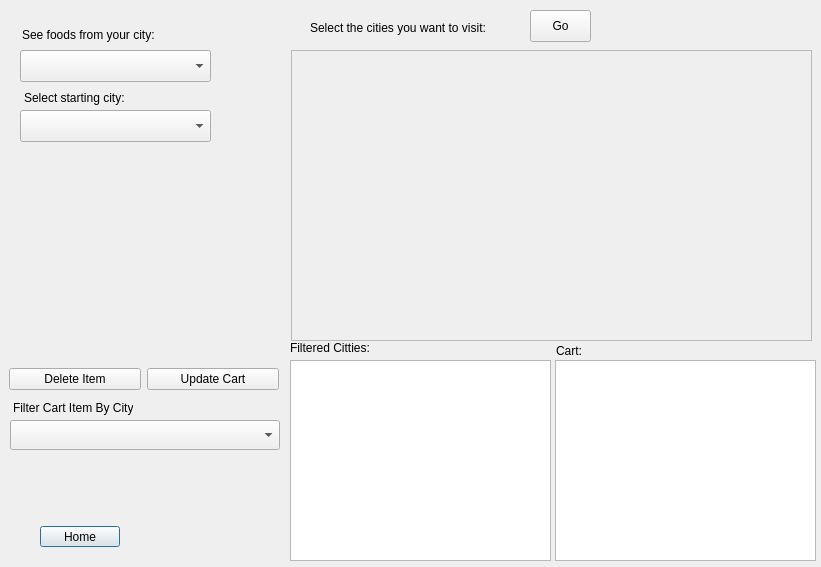
tsukidan/CS1D-Project-1, file customerpage.ui: the form before one commit.
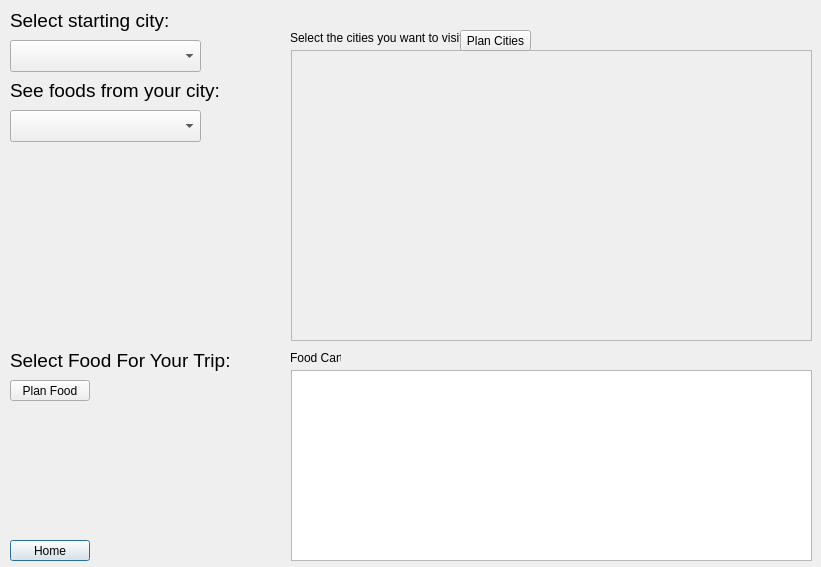
The form after the commit.

Commit message: added in new purchase window

Diff of the .ui file:
```diff
--- a/customerpage.ui
+++ b/customerpage.ui
@@ -16,8 +16,8 @@
   <widget class="QComboBox" name="CityFoodSelect">
    <property name="geometry">
     <rect>
-     <x>20</x>
-     <y>50</y>
+     <x>10</x>
+     <y>40</y>
      <width>191</width>
      <height>32</height>
     </rect>
@@ -26,12 +26,17 @@
   <widget class="QLabel" name="label">
    <property name="geometry">
     <rect>
-     <x>22</x>
-     <y>27</y>
+     <x>10</x>
+     <y>80</y>
      <width>231</width>
-     <height>16</height>
+     <height>21</height>
     </rect>
    </property>
+   <property name="font">
+    <font>
+     <pointsize>14</pointsize>
+    </font>
+   </property>
    <property name="text">
     <string>See foods from your city:</string>
    </property>
@@ -39,8 +44,8 @@
   <widget class="QPushButton" name="returnButton">
    <property name="geometry">
     <rect>
-     <x>40</x>
-     <y>526</y>
+     <x>10</x>
+     <y>540</y>
      <width>80</width>
      <height>21</height>
     </rect>
@@ -52,8 +57,8 @@
   <widget class="QLabel" name="label_2">
    <property name="geometry">
     <rect>
-     <x>310</x>
-     <y>20</y>
+     <x>290</x>
+     <y>30</y>
      <width>231</width>
      <height>16</height>
     </rect>
@@ -82,25 +87,30 @@
   <widget class="QPushButton" name="pushButton">
    <property name="geometry">
     <rect>
-     <x>530</x>
-     <y>10</y>
-     <width>61</width>
-     <height>32</height>
+     <x>460</x>
+     <y>30</y>
+     <width>71</width>
+     <height>21</height>
     </rect>
    </property>
    <property name="text">
-    <string>Go</string>
+    <string>Plan Cities</string>
    </property>
   </widget>
   <widget class="QLabel" name="label_3">
    <property name="geometry">
     <rect>
-     <x>24</x>
-     <y>90</y>
+     <x>10</x>
+     <y>10</y>
      <width>231</width>
-     <height>16</height>
+     <height>21</height>
     </rect>
    </property>
+   <property name="font">
+    <font>
+     <pointsize>14</pointsize>
+    </font>
+   </property>
    <property name="text">
     <string>Select starting city:</string>
    </property>
@@ -108,107 +118,66 @@
   <widget class="QComboBox" name="StartingCitySelect">
    <property name="geometry">
     <rect>
-     <x>20</x>
+     <x>10</x>
      <y>110</y>
      <width>191</width>
      <height>32</height>
     </rect>
    </property>
   </widget>
-  <widget class="QTableView" name="cartCityView">
-   <property name="geometry">
-    <rect>
-     <x>290</x>
-     <y>360</y>
-     <width>261</width>
-     <height>201</height>
-    </rect>
-   </property>
-  </widget>
-  <widget class="QComboBox" name="filterCartBox">
-   <property name="geometry">
-    <rect>
-     <x>10</x>
-     <y>420</y>
-     <width>270</width>
-     <height>30</height>
-    </rect>
-   </property>
-  </widget>
   <widget class="QTableView" name="tableView">
    <property name="geometry">
     <rect>
-     <x>555</x>
-     <y>360</y>
-     <width>261</width>
-     <height>201</height>
+     <x>291</x>
+     <y>370</y>
+     <width>521</width>
+     <height>191</height>
     </rect>
    </property>
   </widget>
-  <widget class="QLabel" name="label_4">
-   <property name="geometry">
-    <rect>
-     <x>13</x>
-     <y>400</y>
-     <width>120</width>
-     <height>16</height>
-    </rect>
-   </property>
-   <property name="text">
-    <string>Filter Cart Item By City:</string>
-   </property>
-  </widget>
-  <widget class="QLabel" name="label_5">
-   <property name="geometry">
-    <rect>
-     <x>290</x>
-     <y>340</y>
-     <width>81</width>
-     <height>16</height>
-    </rect>
-   </property>
-   <property name="text">
-    <string>Filtered Citties:</string>
-   </property>
-  </widget>
   <widget class="QLabel" name="label_6">
    <property name="geometry">
     <rect>
-     <x>556</x>
-     <y>344</y>
-     <width>47</width>
-     <height>13</height>
+     <x>290</x>
+     <y>350</y>
+     <width>51</width>
+     <height>16</height>
     </rect>
    </property>
    <property name="text">
-    <string>Cart:</string>
+    <string>Food Cart:</string>
    </property>
   </widget>
-  <widget class="QWidget" name="">
+  <widget class="QPushButton" name="pushButton_2">
    <property name="geometry">
     <rect>
-     <x>9</x>
-     <y>368</y>
-     <width>270</width>
-     <height>23</height>
+     <x>10</x>
+     <y>380</y>
+     <width>80</width>
+     <height>21</height>
     </rect>
    </property>
-   <layout class="QHBoxLayout" name="horizontalLayout">
-    <item>
-     <widget class="QPushButton" name="deleteItem">
-      <property name="text">
-       <string>Delete Item</string>
-      </property>
-     </widget>
-    </item>
-    <item>
-     <widget class="QPushButton" name="updateCart">
-      <property name="text">
-       <string>Update Cart</string>
-      </property>
-     </widget>
-    </item>
-   </layout>
+   <property name="text">
+    <string>Plan Food</string>
+   </property>
+  </widget>
+  <widget class="QLabel" name="label_7">
+   <property name="geometry">
+    <rect>
+     <x>10</x>
+     <y>350</y>
+     <width>231</width>
+     <height>21</height>
+    </rect>
+   </property>
+   <property name="font">
+    <font>
+     <pointsize>14</pointsize>
+    </font>
+   </property>
+   <property name="text">
+    <string>Select Food For Your Trip: </string>
+   </property>
   </widget>
  </widget>
  <resources/>
```
The commit also changes 7 other files.
